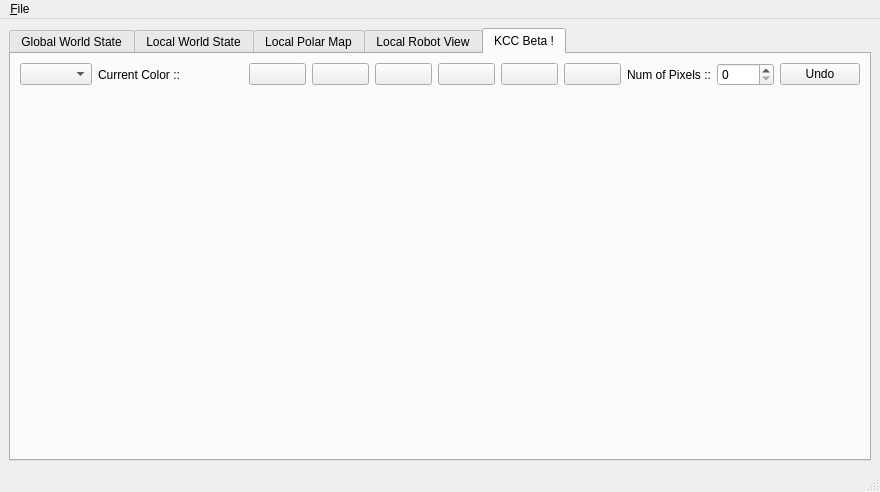
First picture: the form in GUITools/KMonitor/KMonitor.ui, repository kouretes/Monas, before the edit.
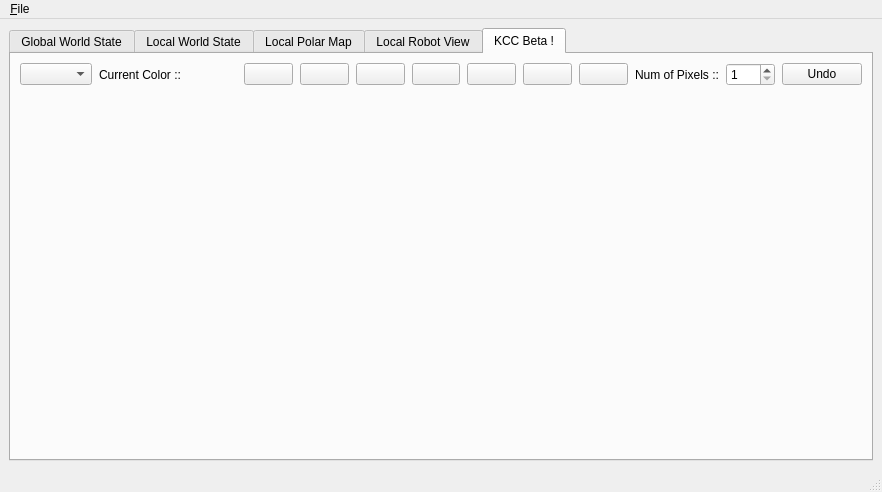
Second picture: the form after the edit. Custom widgets are drawn as their Qt base class.

```diff
--- a/GUITools/KMonitor/KMonitor.ui
+++ b/GUITools/KMonitor/KMonitor.ui
@@ -6,7 +6,7 @@
    <rect>
     <x>0</x>
     <y>0</y>
-    <width>880</width>
+    <width>882</width>
     <height>492</height>
    </rect>
   </property>
@@ -257,7 +257,7 @@
        </attribute>
        <layout class="QGridLayout" name="gridLayout_4" rowstretch="0,4">
         <property name="spacing">
-         <number>6</number>
+         <number>7</number>
         </property>
         <item row="0" column="0" colspan="2">
          <layout class="QHBoxLayout" name="horizontalLayout_6">
@@ -314,7 +314,14 @@
            </widget>
           </item>
           <item>
-           <widget class="QPushButton" name="pushButton_5">
+           <widget class="QPushButton" name="pbRed">
+            <property name="text">
+             <string/>
+            </property>
+           </widget>
+          </item>
+          <item>
+           <widget class="QPushButton" name="pbBlack">
             <property name="text">
              <string/>
             </property>
@@ -328,7 +335,14 @@
            </widget>
           </item>
           <item>
-           <widget class="QSpinBox" name="spinBox"/>
+           <widget class="QSpinBox" name="pixelSpinBox">
+            <property name="minimum">
+             <number>1</number>
+            </property>
+            <property name="maximum">
+             <number>6</number>
+            </property>
+           </widget>
           </item>
           <item>
            <widget class="QPushButton" name="UndopushButton">
@@ -368,7 +382,7 @@
     <rect>
      <x>0</x>
      <y>0</y>
-     <width>880</width>
+     <width>882</width>
      <height>25</height>
     </rect>
    </property>
```
Left out of the diff: 15 changed lines with no effect on the pictures.
